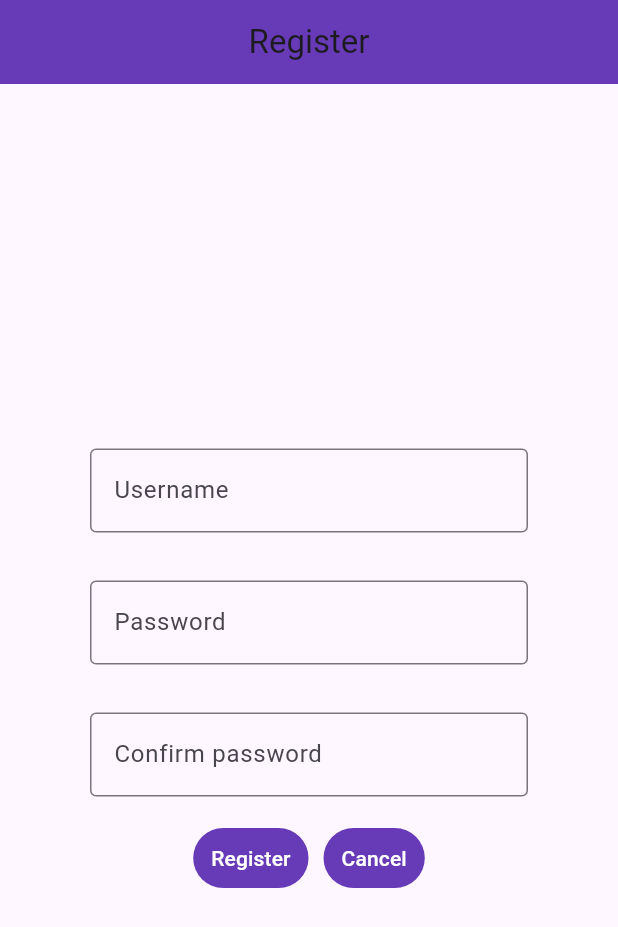
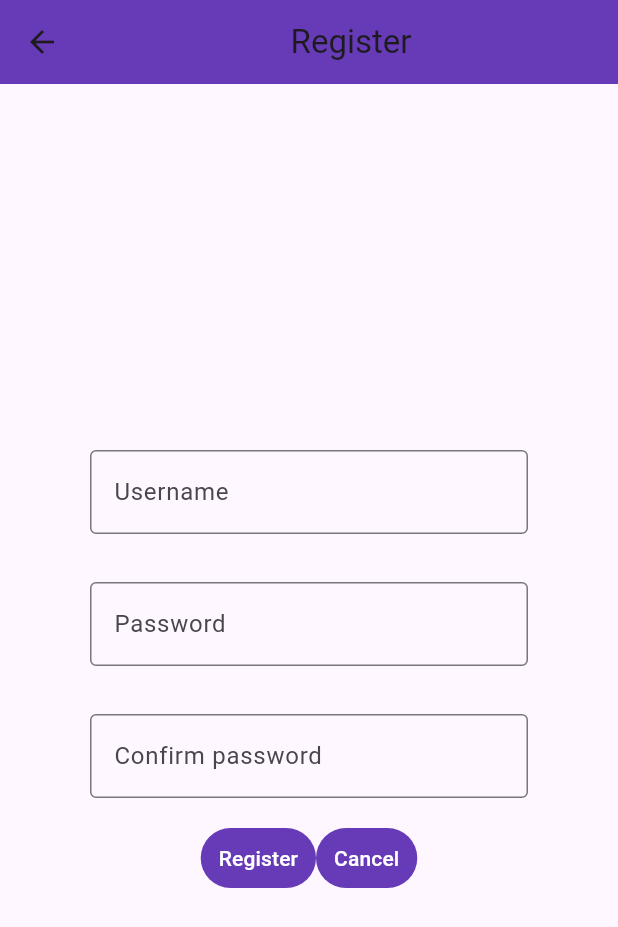
Before and after one commit to huugolopeez/Actividad1Din, a Flutter app: the screen it shows after launch, after a tap on "Register", on a phone screen of 412 x 824 dp. Shown: the top 927 px of the screen. Run offline on Flutter 3.47's test engine with Material 3 defaults, Android fonts, the phone set to English and light mode, and no system bars; our stand-ins replace firebase_auth, firebase_core; accounts and stored records are empty; generated files the repository leaves out were written again; network calls fail.

```diff
--- a/lib/Actividad1.dart
+++ b/lib/Actividad1.dart
@@ -1,5 +1,4 @@
 import 'package:actividad1/main/HomeView.dart';
-import 'package:actividad1/splash/SplashView.dart';
 import 'package:flutter/material.dart';
 
 import 'onBoarding/LoginView.dart';
@@ -16,11 +15,10 @@ class Actividad1 extends StatelessWidget {
       routes: {
         '/loginview': (context) => LoginView(),
         '/registerview': (context) => RegisterView(),
-        '/homeview': (context) => HomeView(),
-        '/splashview': (context) => SplashView()
+        '/homeview': (context) => HomeView()
       },
-      initialRoute: '/splashview',
-      debugShowCheckedModeBanner: false
+      initialRoute: '/loginview',
+      debugShowCheckedModeBanner: false,
     );
   }
 }
--- a/lib/Main.dart
+++ b/lib/Main.dart
@@ -5,15 +5,10 @@ import 'Actividad1.dart';
 import 'package:firebase_core/firebase_core.dart';
 import 'firebase_options.dart';
 
-void main() {
+Future<void> main() async {
+  await Firebase.initializeApp(
+    options: DefaultFirebaseOptions.currentPlatform,
+  );
 
-  WidgetsFlutterBinding.ensureInitialized();
-  initFB();
   runApp(Actividad1());
 }
-
-void initFB() async {
-  await Firebase.initializeApp(
-    options: DefaultFirebaseOptions.currentPlatform
-  );
-}
--- a/lib/custom/HLTextField.dart
+++ /dev/null
@@ -1,27 +0,0 @@
-import 'package:flutter/material.dart';
-
-class HLTextField extends StatelessWidget {
-
-  String sHint;
-  TextEditingController tecController;
-  bool bObsucure;
-
-  HLTextField({Key? key, required this.sHint, required this.tecController, this.bObsucure=false}) : super(key : key);
-
-  @override
-  Widget build(BuildContext context) {
-
-    return Row(
-      children: [
-        Flexible(child: TextFormField(
-          controller: tecController,
-          obscureText: bObsucure,
-          decoration: InputDecoration(
-            border: OutlineInputBorder(),
-            hintText: sHint
-          )
-        ))
-      ]
-    );
-  }
-}
--- a/lib/onBoarding/LoginView.dart
+++ b/lib/onBoarding/LoginView.dart
@@ -1,4 +1,3 @@
-import 'package:actividad1/custom/HLTextField.dart';
 import 'package:firebase_auth/firebase_auth.dart';
 import 'package:flutter/material.dart';
 
@@ -14,19 +13,21 @@ class LoginView extends StatelessWidget {
   }
 
   onClickRegister() {
-    Navigator.of(_context).popAndPushNamed('/registerview');
+    Navigator.of(_context).pushNamed('/registerview');
   }
 
   onClickLogin() async {
     try {
-      await FirebaseAuth.instance.signInWithEmailAndPassword(
+      final credential = await FirebaseAuth.instance.signInWithEmailAndPassword(
         email: tecEmail.text,
         password: tecPass.text,
       );
-      Navigator.of(_context).popAndPushNamed('/homeview');
+      Navigator.of(_context).pushNamed('/homeview');
     } on FirebaseAuthException catch (e) {
-      if (e.code == 'invalid-email') throwSnackBar('-- Formato del email incorrecto --');
-      else if (e.code == 'invalid-login-credentials') throwSnackBar('-- Credenciales incorrectas --');
+      if (e.code == 'invalid-email') throwSnackBar(' --> Formato del email incorrecto.');
+      else if (e.code == 'invalid-login-credentials') throwSnackBar(' --> Credenciales incorrectas.');
+      //else if (e.code == 'wrong-password') print(' --> La contraseña es incorrecta.');
+      //else if (e.code == 'user-not-found') print(' --> No se encuentra el email.');
     }
   }
 
@@ -39,40 +40,50 @@ class LoginView extends StatelessWidget {
       appBar: AppBar(
         backgroundColor: Colors.deepPurple,
         shadowColor: Colors.deepPurpleAccent,
-        title: Center(child: Text('Login'))
+        title: Center(child: Text('Login')),
       ),
       body: Column(mainAxisAlignment: MainAxisAlignment.center,
         children: [
           Padding(padding: EdgeInsets.symmetric(horizontal: 60, vertical: 16),
-            child: HLTextField(sHint: 'Username', tecController: tecEmail)
+            child: TextField(
+              controller: tecEmail,
+              decoration: InputDecoration(
+                labelText: 'Username',
+                border: OutlineInputBorder(),
+              ),
+            ),
           ),
           Padding(padding: EdgeInsets.symmetric(horizontal: 60, vertical: 16),
-            child: HLTextField(sHint: 'Password', tecController: tecPass, bObsucure: true)
+            child: TextFormField(
+              controller: tecPass,
+              obscureText: true,
+              decoration: InputDecoration(
+                labelText: 'Password',
+                border: OutlineInputBorder(),
+              ),
+            ),
           ),
           Row(mainAxisAlignment: MainAxisAlignment.center,
             children: [
-              Padding(padding: EdgeInsets.symmetric(horizontal: 5, vertical: 1),
-                child: TextButton(onPressed: () { onClickLogin(); },
+              TextButton(onPressed: () { onClickLogin(); },
                   child: Text('Login'),
                   style: ButtonStyle(
-                    backgroundColor: MaterialStateProperty.all(Colors.deepPurple),
-                    foregroundColor: MaterialStateProperty.all(Colors.white)
+                      backgroundColor: MaterialStateProperty.all(Colors.deepPurple),
+                      foregroundColor: MaterialStateProperty.all(Colors.white)
                   )
-                )
               ),
-              Padding(padding: EdgeInsets.symmetric(horizontal: 5, vertical: 1),
-                child: TextButton(onPressed: () { onClickRegister(); },
+              TextButton(onPressed: () { onClickRegister(); },
                   child: Text('Register'),
                   style: ButtonStyle(
                     backgroundColor: MaterialStateProperty.all(Colors.deepPurple),
-                    foregroundColor: MaterialStateProperty.all(Colors.white)
-                  )
-                )
-              )
-            ]
+                    foregroundColor: MaterialStateProperty.all(Colors.white),
+                  ),
+              ),
+            ],
           )
-        ]
-      )
+        ],
+      ),
     );
+
   }
 }
--- a/lib/onBoarding/RegisterView.dart
+++ b/lib/onBoarding/RegisterView.dart
@@ -1,4 +1,3 @@
-import 'package:actividad1/custom/HLTextField.dart';
 import 'package:firebase_auth/firebase_auth.dart';
 import 'package:flutter/material.dart';
 
@@ -15,24 +14,24 @@ class RegisterView extends StatelessWidget {
   }
 
   onClickCancel() {
-    Navigator.of(_context).popAndPushNamed('/loginview');
+    Navigator.of(_context).pushNamed('/loginview');
   }
 
   onClickRegister() async {
     if(tecPass.text == tecRepass.text) {
       try {
-        await FirebaseAuth.instance.createUserWithEmailAndPassword(
+        final credential = await FirebaseAuth.instance.createUserWithEmailAndPassword(
           email: tecEmail.text,
           password: tecPass.text,
         );
         onClickCancel();
       } on FirebaseAuthException catch (e) {
-        if (e.code == 'weak-password') throwSnackBar('-- La contraseña es muy debil --');
-        else if (e.code == 'email-already-in-use') throwSnackBar('-- El correo electronico ya esta en uso --');
+        if (e.code == 'weak-password') throwSnackBar(' --> La contraseña es muy debil.');
+        else if (e.code == 'email-already-in-use') throwSnackBar(' --> El correo electronico ya esta en uso.');
       } catch (e) {
         print(e);
       }
-    } else throwSnackBar('-- Las contraseñas no coinciden --');
+    } else throwSnackBar(' --> Las contraseñas no coinciden.');
   }
 
   @override
@@ -49,38 +48,55 @@ class RegisterView extends StatelessWidget {
       body: Column(mainAxisAlignment: MainAxisAlignment.center,
         children: [
           Padding(padding: EdgeInsets.symmetric(horizontal: 60, vertical: 16),
-            child: HLTextField(sHint: 'Username', tecController: tecEmail)
+            child: TextField(
+              controller: tecEmail,
+              decoration: InputDecoration(
+                labelText: 'Username',
+                border: OutlineInputBorder(),
+              ),
+            ),
           ),
           Padding(padding: EdgeInsets.symmetric(horizontal: 60, vertical: 16),
-            child: HLTextField(sHint: 'Password', tecController: tecPass, bObsucure: true)
+            child: TextFormField(
+              controller: tecPass,
+              obscureText: true,
+              decoration: InputDecoration(
+                labelText: 'Password',
+                border: OutlineInputBorder(),
+              ),
+            ),
           ),
           Padding(padding: EdgeInsets.symmetric(horizontal: 60, vertical: 16),
-            child: HLTextField(sHint: 'Confirm password', tecController: tecRepass, bObsucure: true)
+            child: TextFormField(
+              controller: tecRepass,
+              obscureText: true,
+              decoration: InputDecoration(
+                labelText: 'Confirm password',
+                border: OutlineInputBorder(),
+              ),
+            ),
           ),
           Row(mainAxisAlignment: MainAxisAlignment.center,
             children: [
-              Padding(padding: EdgeInsets.symmetric(horizontal: 5, vertical: 1),
-                child: TextButton(onPressed: () { onClickRegister(); },
+              TextButton(onPressed: () { onClickRegister(); },
                   child: Text('Register'),
                   style: ButtonStyle(
-                      backgroundColor: MaterialStateProperty.all(Colors.deepPurple),
-                      foregroundColor: MaterialStateProperty.all(Colors.white)
-                  )
-                )
+                    backgroundColor: MaterialStateProperty.all(Colors.deepPurple),
+                    foregroundColor: MaterialStateProperty.all(Colors.white)
+                  ),
               ),
-              Padding(padding: EdgeInsets.symmetric(horizontal: 5, vertical: 1),
-                child: TextButton(onPressed: () { onClickCancel(); },
+              TextButton(onPressed: () { onClickCancel(); },
                   child: Text('Cancel'),
                   style: ButtonStyle(
-                      backgroundColor: MaterialStateProperty.all(Colors.deepPurple),
-                      foregroundColor: MaterialStateProperty.all(Colors.white)
-                  )
-                )
+                    backgroundColor: MaterialStateProperty.all(Colors.deepPurple),
+                    foregroundColor: MaterialStateProperty.all(Colors.white)
+                  ),
               )
-            ]
+            ],
           )
-        ]
-      )
+        ],
+      ),
     );
+
   }
 }
--- a/lib/splash/SplashView.dart
+++ /dev/null
@@ -1,41 +0,0 @@
-import 'package:firebase_auth/firebase_auth.dart';
-import 'package:flutter/material.dart';
-
-class SplashView extends StatefulWidget {
-
-  @override
-  State<StatefulWidget> createState() {
-
-    return _SplashViewState();
-  }
-}
-
-class _SplashViewState extends State<SplashView> {
-
-  late BuildContext _context;
-
-  void checkSession() async {
-    await Future.delayed(Duration(seconds: 4));
-    if (FirebaseAuth.instance.currentUser != null) Navigator.of(_context).popAndPushNamed('/homeview');
-    else Navigator.of(_context).popAndPushNamed('/loginview');
-  }
-
-  @override
-  void initState() {
-    super.initState();
-    checkSession();
-  }
-
-  @override
-  Widget build(BuildContext context) {
-
-    _context = context;
-
-    return Column(mainAxisAlignment: MainAxisAlignment.center,
-      children: [
-        Image.asset('resources/gatoElegante.jpg', width: 300, height: 400),
-        CircularProgressIndicator()
-      ],
-    );
-  }
-}
```
Also changed, not shown: lib/main/HomeView.dart (+4 -4 lines).
